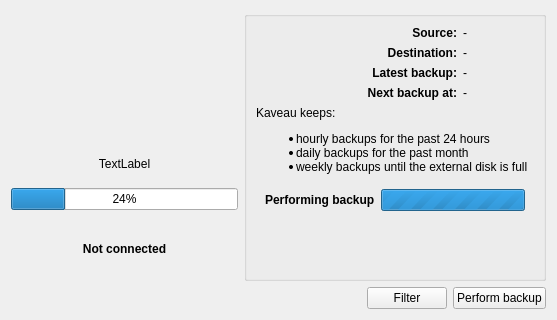
Qt form src/app/mainwidgetbase.ui (flavio/kaveau) before a commit.
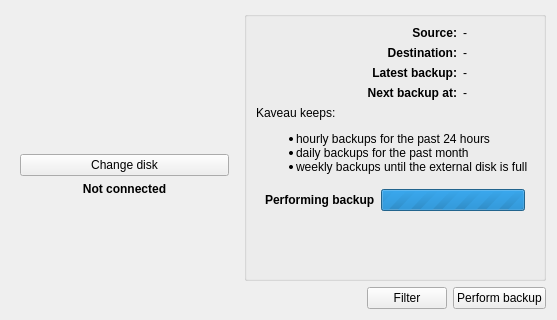
The same form after that commit. The open tabs and pages were chosen to show the change.

Commit message: introduced 'change disk' button

What changed in the file:
```diff
--- a/src/app/mainwidgetbase.ui
+++ b/src/app/mainwidgetbase.ui
@@ -74,6 +74,48 @@
         </layout>
        </item>
        <item>
+        <widget class="QStackedWidget" name="diskWidget">
+         <widget class="QWidget" name="page_9">
+          <layout class="QVBoxLayout" name="verticalLayout_10">
+           <item>
+            <widget class="QPushButton" name="btnChangeDisk">
+             <property name="text">
+              <string>Change disk</string>
+             </property>
+            </widget>
+           </item>
+           <item>
+            <widget class="QLabel" name="label_9">
+             <property name="font">
+              <font>
+               <weight>75</weight>
+               <bold>true</bold>
+              </font>
+             </property>
+             <property name="text">
+              <string>Not connected</string>
+             </property>
+             <property name="alignment">
+              <set>Qt::AlignCenter</set>
+             </property>
+            </widget>
+           </item>
+           <item>
+            <spacer name="verticalSpacer_7">
+             <property name="orientation">
+              <enum>Qt::Vertical</enum>
+             </property>
+             <property name="sizeHint" stdset="0">
+              <size>
+               <width>20</width>
+               <height>40</height>
+              </size>
+             </property>
+            </spacer>
+           </item>
+          </layout>
+         </widget>
+         <widget class="QWidget" name="page_7">
         <layout class="QVBoxLayout" name="verticalLayout_9">
          <item>
           <widget class="QLabel" name="diskSpaceLabel">
@@ -92,10 +134,8 @@
            </property>
           </widget>
          </item>
-        </layout>
-       </item>
        <item>
-        <widget class="QLabel" name="labelDevice">
+            <widget class="QLabel" name="label_8">
          <property name="font">
           <font>
            <weight>75</weight>
@@ -103,11 +143,16 @@
           </font>
          </property>
          <property name="text">
-          <string>Not connected</string>
+              <string>Connected</string>
          </property>
          <property name="alignment">
           <set>Qt::AlignCenter</set>
          </property>
+            </widget>
+           </item>
+          </layout>
+         </widget>
+         <widget class="QWidget" name="page_8"/>
         </widget>
        </item>
       </layout>
```
Left out of the diff: 4 changed lines with no effect on the pictures. Lines whose indentation alone changed are shown as unchanged. The commit also changes 2 other files.
